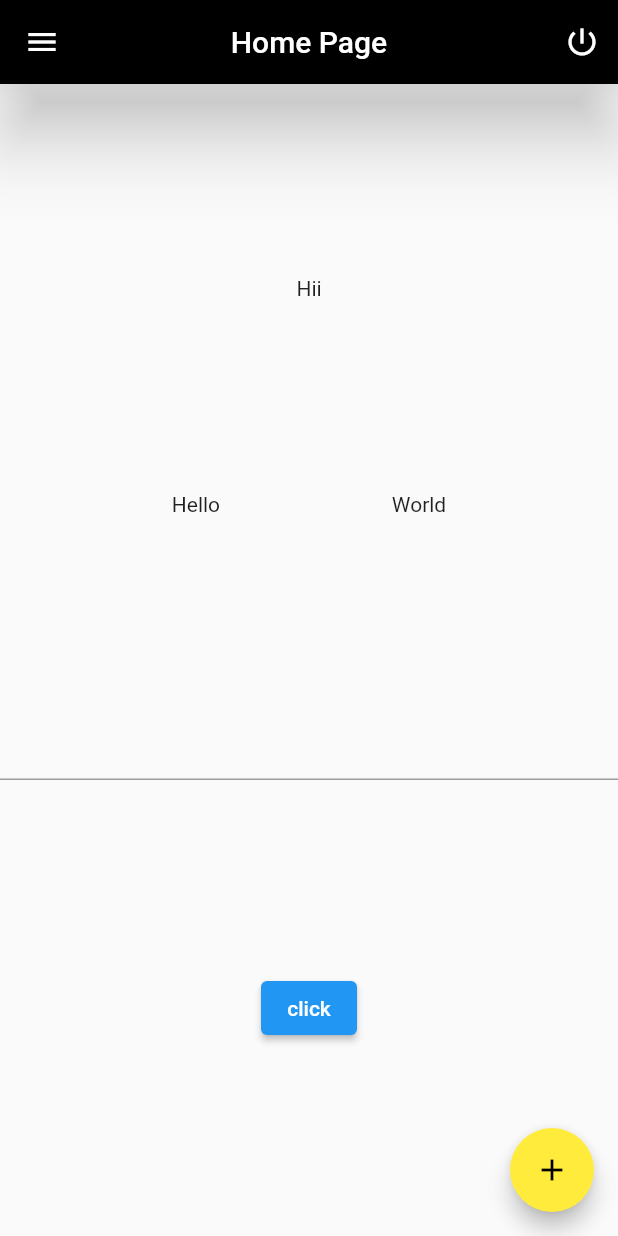
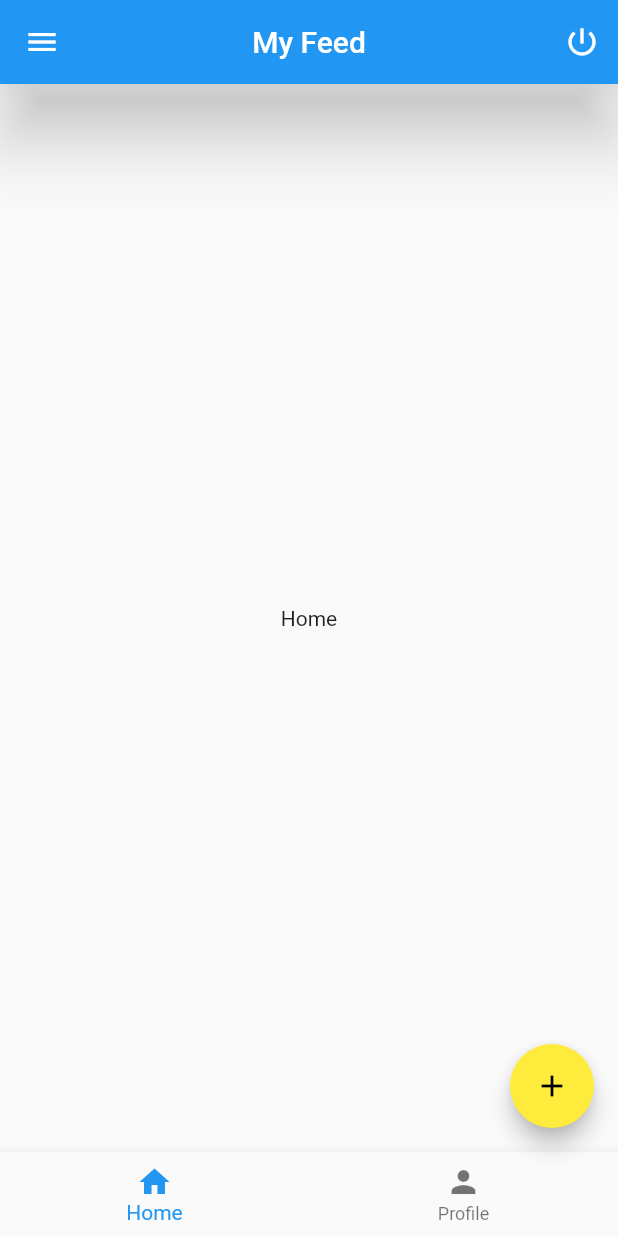
Before and after one commit to SmarttersStudio/blog_app, a Flutter app: the HomePage screen opened directly, on a phone screen of 412 x 824 dp. Run offline on Flutter 3.47's test engine with Material 2 defaults, Android fonts, the phone set to English and light mode, and no system bars; our stand-ins replace dio, shared_preferences; accounts and stored records are empty.

Commit message:
profile page design

```diff
--- /dev/null
+++ b/lib/home/home_widget.dart
@@ -0,0 +1,12 @@
+import 'package:flutter/material.dart';
+
+class HomeWidget extends StatelessWidget {
+  const HomeWidget({Key? key}) : super(key: key);
+
+  @override
+  Widget build(BuildContext context) {
+    return const Center(
+      child: Text('Home'),
+    );
+  }
+}
--- a/lib/home_page.dart
+++ b/lib/home_page.dart
@@ -1,15 +1,22 @@
+import 'package:blog_app/home/home_widget.dart';
+import 'package:blog_app/home/profile_widget.dart';
 import 'package:blog_app/login_page.dart';
 import 'package:flutter/material.dart';
 import 'package:shared_preferences/shared_preferences.dart';
 
-class HomePage extends StatelessWidget {
+class HomePage extends StatefulWidget {
+  @override
+  State<HomePage> createState() => _HomePageState();
+}
+
+class _HomePageState extends State<HomePage> {
+  int selectedIndex = 0;
   @override
   Widget build(BuildContext context) {
     return Scaffold(
       appBar: AppBar(
-        title: Text('Home Page'),
+        title: Text('My Feed'),
         centerTitle: true,
-        backgroundColor: Colors.black,
         elevation: 20,
         actions: [
           IconButton(
@@ -22,6 +29,17 @@ class HomePage extends StatelessWidget {
               icon: Icon(Icons.power_settings_new))
         ],
       ),
+      bottomNavigationBar: BottomNavigationBar(
+          onTap: (index) {
+            setState(() {
+              selectedIndex = index;
+            });
+          },
+          currentIndex: selectedIndex,
+          items: [
+            BottomNavigationBarItem(icon: Icon(Icons.home), label: 'Home'),
+            BottomNavigationBarItem(icon: Icon(Icons.person), label: 'Profile'),
+          ]),
       drawer: Drawer(),
       floatingActionButton: FloatingActionButton(
         onPressed: () {},
@@ -31,19 +49,8 @@ class HomePage extends StatelessWidget {
         ),
         backgroundColor: Colors.yellow,
       ),
-      body: Container(
-          child: Column(
-        mainAxisAlignment: MainAxisAlignment.spaceEvenly,
-        children: [
-          Text('Hii'),
-          Row(
-            mainAxisAlignment: MainAxisAlignment.spaceEvenly,
-            children: [Text('Hello'), Text('World')],
-          ),
-          TextField(),
-          ElevatedButton(onPressed: () {}, child: Text('click')),
-        ],
-      )),
+      body:
+          Container(child: selectedIndex == 0 ? HomeWidget() : ProfileWidget()),
     );
   }
 }
--- a/lib/login_page.dart
+++ b/lib/login_page.dart
@@ -1,6 +1,4 @@
 import 'dart:convert';
-
-import 'package:blog_app/demo_page.dart';
 import 'package:blog_app/home_page.dart';
 import 'package:blog_app/singup_page.dart';
 import 'package:dio/dio.dart';
```
Also changed, not shown: lib/home/profile_widget.dart (added, +88 -0 lines).
